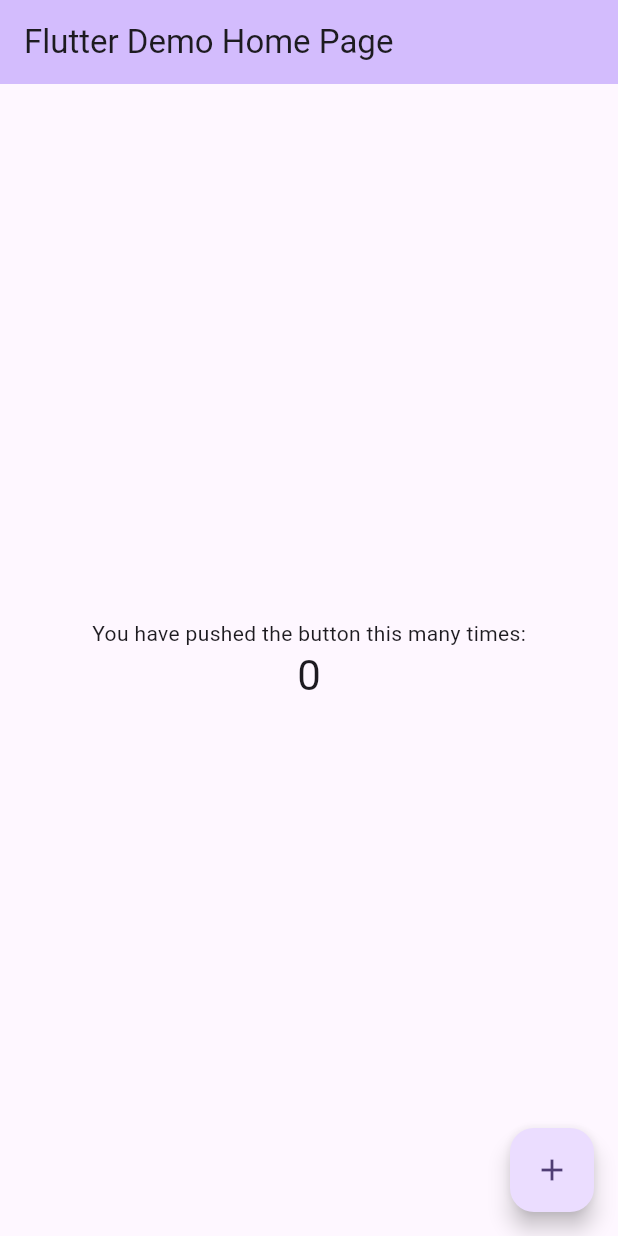
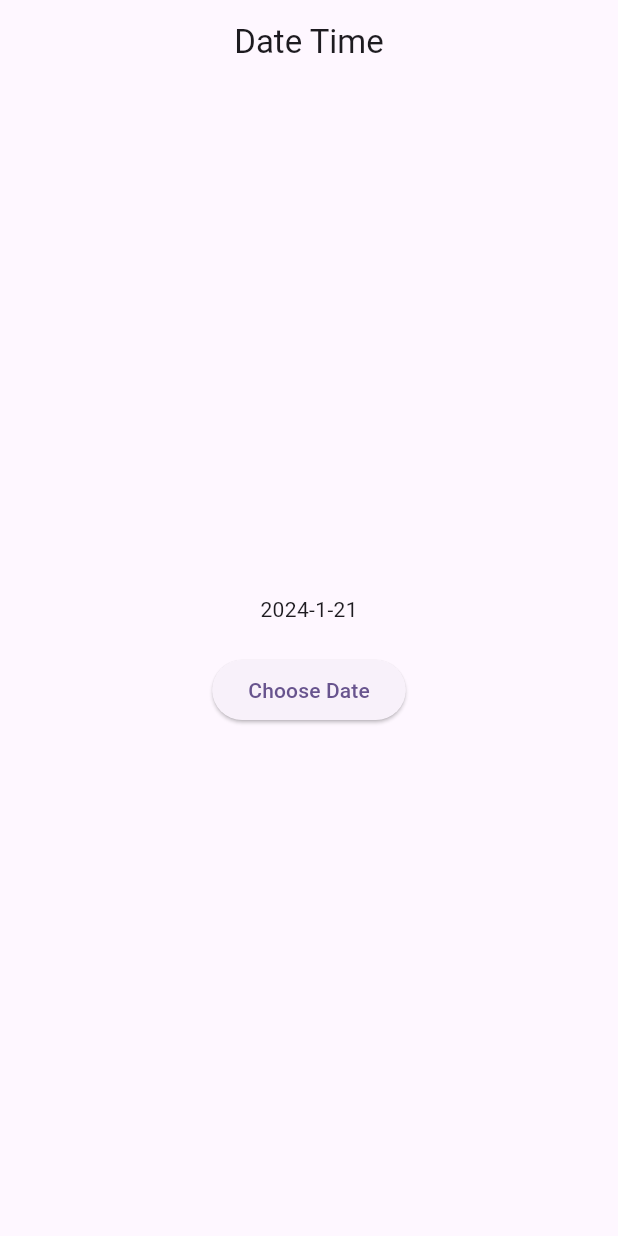
Before and after one commit to araful39/Widget_Flutter, a Flutter app: the screen it shows after launch, on a phone screen of 412 x 824 dp. Run offline on Flutter 3.47's test engine with Material 3 defaults, Android fonts, the phone set to English and light mode, and no system bars.

Commit message:
date picker add

```diff
--- /dev/null
+++ b/lib/date_picker.dart
@@ -0,0 +1,43 @@
+import 'package:flutter/material.dart';
+class MyHomePage extends StatefulWidget {
+  const MyHomePage({super.key});
+
+  @override
+  State<MyHomePage> createState() => _MyHomePageState();
+}
+
+class _MyHomePageState extends State<MyHomePage> {
+ DateTime selectetDate=DateTime.now();
+  @override
+  Widget build(BuildContext context) {
+    return Scaffold(
+      appBar: AppBar(
+        title: Text("Date Time"),
+        centerTitle: true,
+
+      ),
+      body: Center(
+        child: Column(
+          mainAxisAlignment: MainAxisAlignment.center,
+          children: [
+            Text("${selectetDate.year}-${selectetDate.month}-${selectetDate.day}"),
+            SizedBox(
+              height: 20,
+            ),
+            ElevatedButton(onPressed: ()async{
+final DateTime?dateTime=await showDatePicker(context: context,
+    initialDate: selectetDate,
+    firstDate: DateTime(2000),
+    lastDate: DateTime(3000));
+if(dateTime!=null){
+  setState(() {
+    selectetDate=dateTime;
+  });
+}
+            }, child: Text("Choose Date"))
+          ],
+        ),
+      ),
+    );
+  }
+}
--- a/lib/main.dart
+++ b/lib/main.dart
@@ -1,4 +1,6 @@
 import 'package:flutter/material.dart';
+
+import 'date_picker.dart';
 
 void main() {
   runApp(const MyApp());
@@ -31,95 +33,7 @@ class MyApp extends StatelessWidget {
         colorScheme: ColorScheme.fromSeed(seedColor: Colors.deepPurple),
         useMaterial3: true,
       ),
-      home: const MyHomePage(title: 'Flutter Demo Home Page'),
+      home:  MyHomePage(),
     );
   }
 }
-
-class MyHomePage extends StatefulWidget {
-  const MyHomePage({super.key, required this.title});
-
-  // This widget is the home page of your application. It is stateful, meaning
-  // that it has a State object (defined below) that contains fields that affect
-  // how it looks.
-
-  // This class is the configuration for the state. It holds the values (in this
-  // case the title) provided by the parent (in this case the App widget) and
-  // used by the build method of the State. Fields in a Widget subclass are
-  // always marked "final".
-
-  final String title;
-
-  @override
-  State<MyHomePage> createState() => _MyHomePageState();
-}
-
-class _MyHomePageState extends State<MyHomePage> {
-  int _counter = 0;
-
-  void _incrementCounter() {
-    setState(() {
-      // This call to setState tells the Flutter framework that something has
-      // changed in this State, which causes it to rerun the build method below
-      // so that the display can reflect the updated values. If we changed
-      // _counter without calling setState(), then the build method would not be
-      // called again, and so nothing would appear to happen.
-      _counter++;
-    });
-  }
-
-  @override
-  Widget build(BuildContext context) {
-    // This method is rerun every time setState is called, for instance as done
-    // by the _incrementCounter method above.
-    //
-    // The Flutter framework has been optimized to make rerunning build methods
-    // fast, so that you can just rebuild anything that needs updating rather
-    // than having to individually change instances of widgets.
-    return Scaffold(
-      appBar: AppBar(
-        // TRY THIS: Try changing the color here to a specific color (to
-        // Colors.amber, perhaps?) and trigger a hot reload to see the AppBar
-        // change color while the other colors stay the same.
-        backgroundColor: Theme.of(context).colorScheme.inversePrimary,
-        // Here we take the value from the MyHomePage object that was created by
-        // the App.build method, and use it to set our appbar title.
-        title: Text(widget.title),
-      ),
-      body: Center(
-        // Center is a layout widget. It takes a single child and positions it
-        // in the middle of the parent.
-        child: Column(
-          // Column is also a layout widget. It takes a list of children and
-          // arranges them vertically. By default, it sizes itself to fit its
-          // children horizontally, and tries to be as tall as its parent.
-          //
-          // Column has various properties to control how it sizes itself and
-          // how it positions its children. Here we use mainAxisAlignment to
-          // center the children vertically; the main axis here is the vertical
-          // axis because Columns are vertical (the cross axis would be
-          // horizontal).
-          //
-          // TRY THIS: Invoke "debug painting" (choose the "Toggle Debug Paint"
-          // action in the IDE, or press "p" in the console), to see the
-          // wireframe for each widget.
-          mainAxisAlignment: MainAxisAlignment.center,
-          children: <Widget>[
-            const Text(
-              'You have pushed the button this many times:',
-            ),
-            Text(
-              '$_counter',
-              style: Theme.of(context).textTheme.headlineMedium,
-            ),
-          ],
-        ),
-      ),
-      floatingActionButton: FloatingActionButton(
-        onPressed: _incrementCounter,
-        tooltip: 'Increment',
-        child: const Icon(Icons.add),
-      ), // This trailing comma makes auto-formatting nicer for build methods.
-    );
-  }
-}
```
